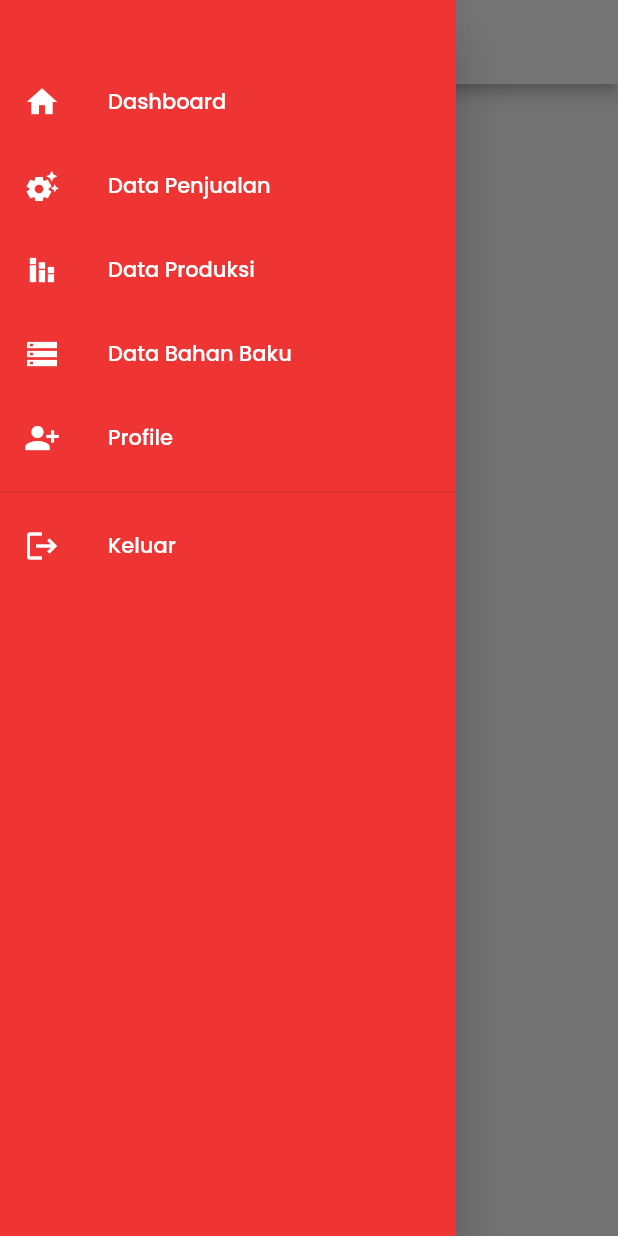
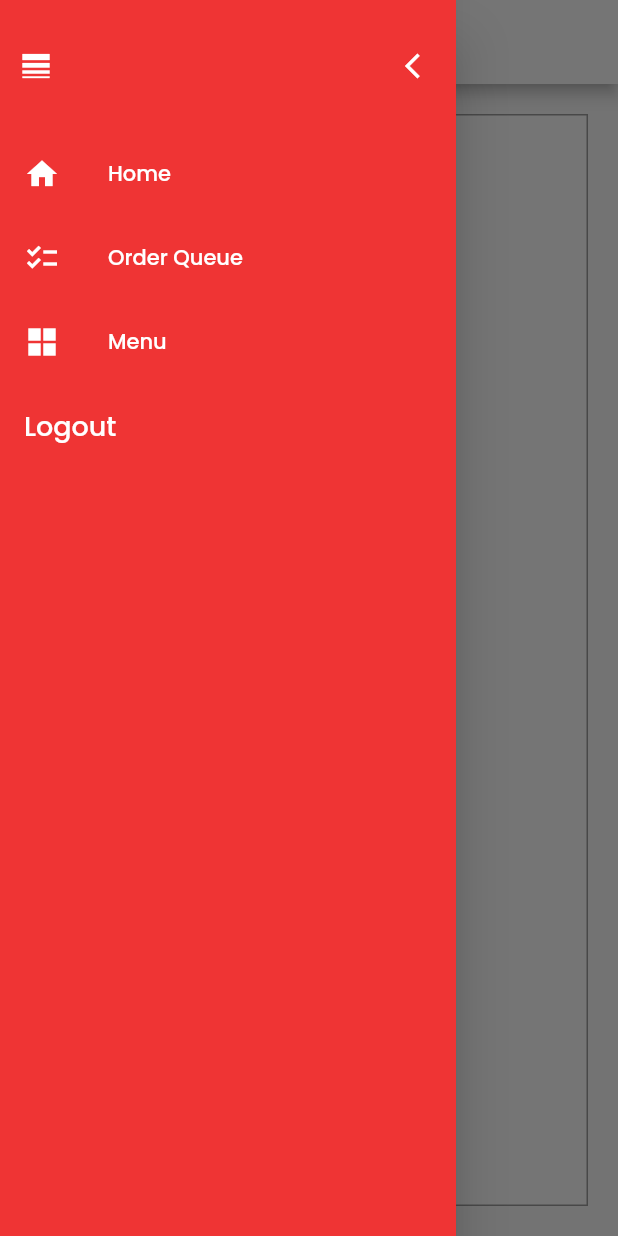
Before and after one commit to davidmpurba/diyo_app, a Flutter app: the HomePage screen opened by its route, with the side drawer open, on a phone screen of 412 x 824 dp. Run offline on Flutter 3.47's test engine with Material 2 defaults, Android fonts, the phone set to English and light mode, and no system bars; our stand-ins replace bloc, dio, easy_localization, equatable, firebase_core, firebase_messaging and 13 more; accounts and stored records are empty; statements that could not run were skipped.

Commit message:
UI for HomePage and Drawer

```diff
--- a/lib/modules/home/view/home_page.dart
+++ b/lib/modules/home/view/home_page.dart
@@ -10,20 +10,81 @@ class HomePage extends StatelessWidget {
   Widget build(BuildContext context) {
     return Scaffold(
       appBar: AppBar(
-        title: Assets.images.logo.image(width: 100,height: 100),
+        title: Assets.images.logo.image(width: 100, height: 100),
         backgroundColor: Colors.white,
+        iconTheme: const IconThemeData(
+          color: Colors.red,
+        ),
       ),
       drawer: const NavBarWidget(),
       body: Padding(
-        padding: const EdgeInsets.all(8),
-        child: Column(
+        padding: const EdgeInsets.all(20),
+        child: Row(
           mainAxisAlignment: MainAxisAlignment.spaceAround,
           children: [
+            Flexible(
+              child: Column(
+                crossAxisAlignment: CrossAxisAlignment.start,
+                children: [
+                  Container(
+                    padding: const EdgeInsets.all(20),
+                    width: 500,
+                    height: 350,
+                    child: GridView.count(
+                      mainAxisSpacing: 20,
+                      crossAxisSpacing: 20,
+                      crossAxisCount: 3,
+                      children: const [
+                        TableWidget(
+                          text: 'Table 1',
+                          color: Colors.white,
+                          borderColor: Colors.red,
+                        ),
+                        TableWidget(text: 'Table 2', color: Colors.red),
+                        TableWidget(text: 'Table 3', color: Colors.red),
+                        TableWidget(text: 'Table 4', color: Colors.red),
+                        TableWidget(text: 'Table 5', color: Colors.blue),
+                        TableWidget(text: 'Table 6', color: Colors.yellow),
+                      ],
+                    ),
+                  ),
+                  Container(
+                    width: 500,
+                    padding: const EdgeInsets.only(right: 20),
+                    child: const Column(
+                      crossAxisAlignment: CrossAxisAlignment.end,
+                      children: [
+                        LegendWidget(
+                          text: 'Available',
+                          color: Colors.white,
+                          borderColor: Colors.red,
+                        ),
+                        SizedBox(height: 10),
+                        LegendWidget(
+                          text: 'Seated',
+                          color: Colors.red,
+                        ),
+                        SizedBox(height: 10),
+                        LegendWidget(
+                          text: 'Ordered',
+                          color: Colors.yellow,
+                        ),
+                        SizedBox(height: 10),
+                        LegendWidget(
+                          text: 'Billing',
+                          color: Colors.blue,
+                        ),
+                      ],
+                    ),
+                  ),
+                ],
+              ),
+            ),
             Container(
-              width: 70,
-              height: 70,
+              width: MediaQuery.of(context).size.width * 0.4,
               decoration: BoxDecoration(
-                shape: BoxShape.circle
+                color: Colors.white,
+                border: Border.all(color: Colors.grey),
               ),
             )
           ],
@@ -32,3 +93,76 @@ class HomePage extends StatelessWidget {
     );
   }
 }
+
+class LegendWidget extends StatelessWidget {
+  const LegendWidget({
+    super.key,
+    required this.text,
+    required this.color,
+    this.borderColor = Colors.transparent,
+  });
+
+  final String text;
+  final Color color;
+  final Color borderColor;
+
+  @override
+  Widget build(BuildContext context) {
+    return SizedBox(
+      width: 100,
+      child: Row(
+        children: [
+          Container(
+            width: 20,
+            height: 20,
+            decoration: BoxDecoration(
+              color: color,
+              border: Border.all(color: borderColor, width: 2),
+            ),
+          ),
+          const SizedBox(width: 10),
+          Text(text),
+        ],
+      ),
+    );
+  }
+}
+
+class TableWidget extends StatelessWidget {
+  const TableWidget({
+    super.key,
+    required this.text,
+    required this.color,
+    this.borderColor = Colors.transparent,
+  });
+
+  final String text;
+  final Color color;
+  final Color borderColor;
+
+  Color textColor(Color color) {
+    if (color == Colors.white) {
+      return Colors.red;
+    } else {
+      return Colors.white;
+    }
+  }
+
+  @override
+  Widget build(BuildContext context) {
+    return Container(
+      width: 70,
+      height: 70,
+      decoration: BoxDecoration(
+        color: color,
+        shape: BoxShape.circle,
+        border: Border.all(color: borderColor),
+      ),
+      alignment: Alignment.center,
+      child: Text(
+        text,
+        style: body1(color: textColor(color)),
+      ),
+    );
+  }
+}
--- a/lib/utils/font.dart
+++ b/lib/utils/font.dart
@@ -246,8 +246,8 @@ TextStyle? captionSemiBold({
   return GoogleFonts.poppins(
     textStyle: TextStyle(
       color: color,
-      fontWeight: FontWeight.w600,
-      fontSize: 16,
+      fontWeight: FontWeight.w500,
+      fontSize: 18,
       fontFamily: GoogleFonts.poppins().fontFamily,
     ),
   );
--- a/lib/widgets/navbar_widget.dart
+++ b/lib/widgets/navbar_widget.dart
@@ -1,6 +1,6 @@
 import 'package:diyo/gen/colors.gen.dart';
+import 'package:diyo/utils/font.dart';
 import 'package:flutter/material.dart';
-
 
 class NavBarWidget extends StatelessWidget {
   const NavBarWidget({
@@ -15,59 +15,61 @@ class NavBarWidget extends StatelessWidget {
         // Remove padding
         padding: const EdgeInsets.symmetric(vertical: 20),
         children: [
+          Container(
+            alignment: Alignment.centerLeft,
+            child: Row(
+              mainAxisAlignment: MainAxisAlignment.spaceBetween,
+              children: [
+                IconButton(
+                  icon: const Icon(
+                    Icons.line_weight,
+                    color: Colors.white,
+                  ),
+                  onPressed: () => Navigator.pop(context),
+                ),
+                IconButton(
+                  icon: const Icon(
+                    Icons.arrow_back_ios,
+                    color: Colors.white,
+                    size: 20,
+                  ),
+                  onPressed: () => Navigator.pop(context),
+                ),
+              ],
+            ),
+          ),
           const SizedBox(height: 20),
           ListTile(
             leading: const Icon(
               Icons.home,
               color: ColorName.white,
             ),
-            title: const Text('Dashboard'),
+            title: const Text('Home'),
+            textColor: ColorName.white,
+            onTap: () => null,
+          ),
+          ListTile(
+            leading: const Icon(Icons.checklist, color: ColorName.white),
+            title: const Text('Order Queue'),
             textColor: ColorName.white,
             onTap: () => null,
           ),
           ListTile(
             leading: const Icon(
-                Icons.settings_suggest, color: ColorName.white),
-            title: const Text('Data Penjualan'),
+              Icons.grid_view_sharp,
+              color: ColorName.white,
+            ),
+            title: const Text('Menu'),
             textColor: ColorName.white,
             onTap: () => null,
           ),
           ListTile(
-            leading: const Icon(
-              Icons.stacked_bar_chart,
-              color: ColorName.white,
+            title: Text(
+              'Logout',
+              style: captionSemiBold(),
             ),
-            title: const Text('Data Produksi'),
             textColor: ColorName.white,
             onTap: () => null,
-          ),
-          ListTile(
-            leading: const Icon(
-              Icons.storage,
-              color: ColorName.white,
-            ),
-            title: const Text('Data Bahan Baku'),
-            textColor: ColorName.white,
-            onTap: () => null,
-          ),
-          ListTile(
-            leading: const Icon(
-              Icons.person_add_alt_1_sharp,
-              color: ColorName.white,
-            ),
-            textColor: ColorName.white,
-            title: const Text('Profile'),
-            onTap: () => null,
-          ),
-          const Divider(),
-          ListTile(
-            leading: const Icon(
-              Icons.logout,
-              color: ColorName.white,
-            ),
-            title: const Text('Keluar'),
-            textColor: ColorName.white,
-            onTap: () =>null,
           ),
         ],
       ),
```
